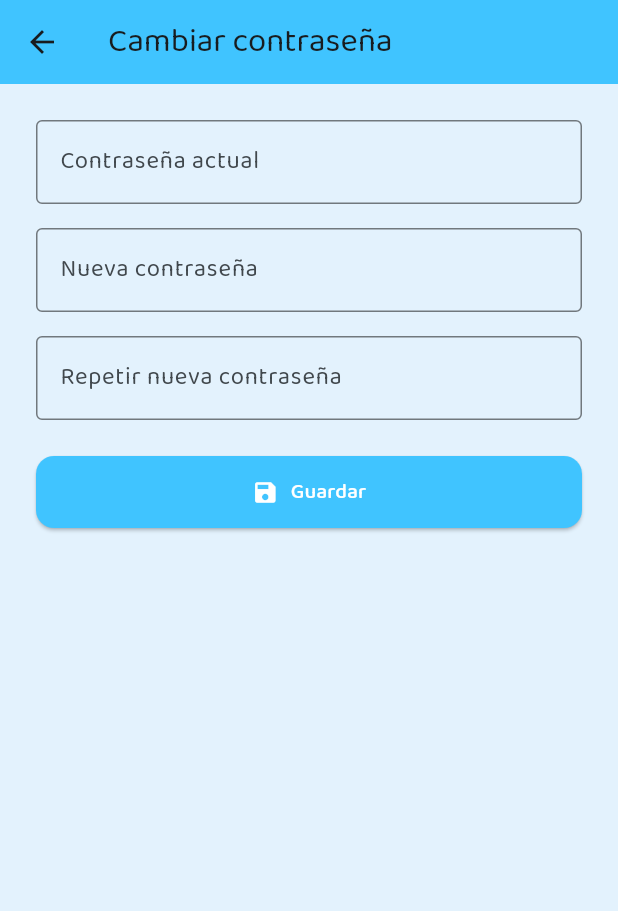
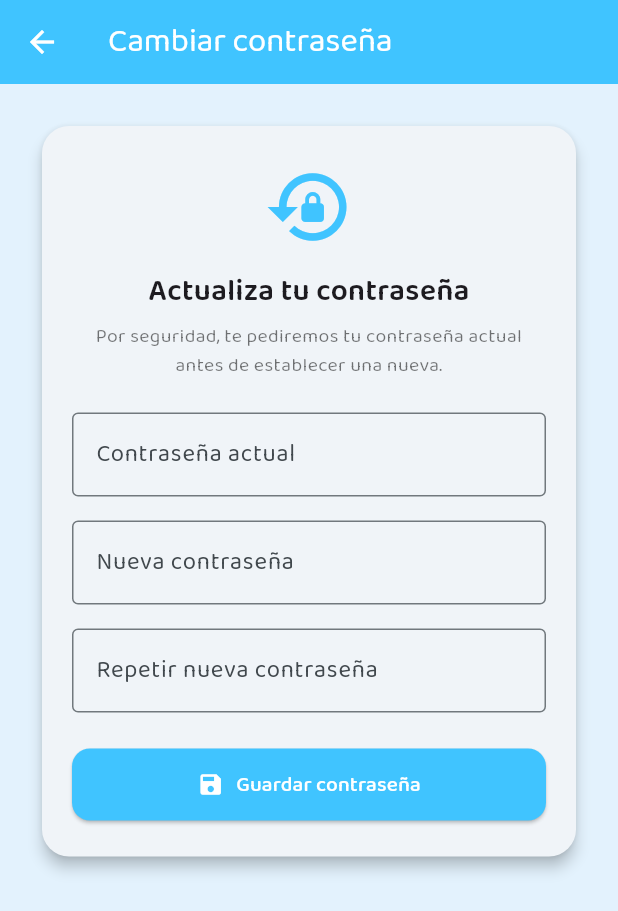
Before and after one commit to victor022002/-prende-, a Flutter app: the SettingsScreen screen opened directly, after a tap on "Cambiar contraseña", on a phone screen of 412 x 824 dp. Shown: the top 911 px of the screen. Run offline on Flutter 3.47's test engine with Material 3 defaults, Android fonts, the phone set to English and light mode, and no system bars; our stand-ins replace audioplayers, cloud_firestore, firebase_auth, firebase_core, firebase_storage, flutter_tts and 4 more; accounts and stored records are empty.

Commit message:
cambio visual a setting y cambio de contraseña

```diff
--- a/lib/screens/change_password_screen.dart
+++ b/lib/screens/change_password_screen.dart
@@ -67,29 +67,23 @@
         throw "Usuario no autenticado.";
       }
 
-      // Reautenticar
       final cred = EmailAuthProvider.credential(
         email: user.email!,
         password: current,
       );
       await user.reauthenticateWithCredential(cred);
 
-      // Actualizar contraseña
       await user.updatePassword(newPass);
 
-      // Firestore: marcar actualización
       await _firestore.collection('usuarios').doc(user.uid).set(
-        {
-          'actualizado_en': FieldValue.serverTimestamp(),
-        },
+        {'actualizado_en': FieldValue.serverTimestamp()},
         SetOptions(merge: true),
       );
 
-      // SQLite: mantener coherencia
       await DatabaseService.instance.upsertUserProfile(
         uid: user.uid,
-        email: user.email ?? '',
-        fotoUrl: null, // no tocamos la foto aquí
+        email: user.email!,
+        fotoUrl: null,
       );
 
       if (!mounted) return;
@@ -100,13 +94,12 @@
         ),
       );
 
-      Navigator.pop(context); // volver a Configuración
+      Navigator.pop(context);
     } catch (e) {
       if (!mounted) return;
+
       ScaffoldMessenger.of(context).showSnackBar(
-        SnackBar(
-          content: Text("No se pudo cambiar la contraseña: $e"),
-        ),
+        SnackBar(content: Text("No se pudo cambiar la contraseña: $e")),
       );
     } finally {
       if (mounted) setState(() => _busy = false);
@@ -120,11 +113,48 @@
       appBar: AppBar(
         title: const Text("Cambiar contraseña"),
         backgroundColor: Colors.lightBlueAccent,
+        foregroundColor: Colors.white,
       ),
       body: SingleChildScrollView(
         padding: const EdgeInsets.all(24),
+        child: Center(
+          child: ConstrainedBox(
+            constraints: const BoxConstraints(maxWidth: 500),
+            child: Card(
+              elevation: 4,
+              shape: RoundedRectangleBorder(
+                borderRadius: BorderRadius.circular(18),
+              ),
+              child: Padding(
+                padding:
+                    const EdgeInsets.symmetric(horizontal: 20, vertical: 24),
                 child: Column(
+                  mainAxisSize: MainAxisSize.min,
                   children: [
+                    const Icon(
+                      Icons.lock_reset,
+                      size: 60,
+                      color: Colors.lightBlueAccent,
+                    ),
+                    const SizedBox(height: 12),
+                    const Text(
+                      "Actualiza tu contraseña",
+                      style: TextStyle(
+                        fontSize: 20,
+                        fontWeight: FontWeight.w600,
+                      ),
+                    ),
+                    const SizedBox(height: 6),
+                    const Text(
+                      "Por seguridad, te pediremos tu contraseña actual antes de establecer una nueva.",
+                      textAlign: TextAlign.center,
+                      style: TextStyle(
+                        fontSize: 13,
+                        color: Colors.black54,
+                      ),
+                    ),
+                    const SizedBox(height: 22),
+
                     TextField(
                       controller: _currentCtrl,
                       obscureText: true,
@@ -134,6 +164,7 @@
                       ),
                     ),
                     const SizedBox(height: 16),
+
                     TextField(
                       controller: _newCtrl,
                       obscureText: true,
@@ -143,6 +174,7 @@
                       ),
                     ),
                     const SizedBox(height: 16),
+
                     TextField(
                       controller: _repeatCtrl,
                       obscureText: true,
@@ -152,11 +184,14 @@
                       ),
                     ),
                     const SizedBox(height: 24),
+
                     SizedBox(
                       width: double.infinity,
                       child: ElevatedButton.icon(
                         icon: const Icon(Icons.save),
-                label: Text(_busy ? "Procesando..." : "Guardar"),
+                        label: Text(
+                          _busy ? "Procesando..." : "Guardar contraseña",
+                        ),
                         style: ElevatedButton.styleFrom(
                           backgroundColor: Colors.lightBlueAccent,
                           foregroundColor: Colors.white,
@@ -173,6 +208,10 @@
                   ],
                 ),
               ),
+            ),
+          ),
+        ),
+      ),
     );
   }
 }
--- a/lib/screens/settings_screen.dart
+++ b/lib/screens/settings_screen.dart
@@ -22,7 +22,7 @@
   final ImagePicker _picker = ImagePicker();
 
   User? _user;
-  String? _fotoUrl; // ruta local o URL remota
+  String? _fotoUrl; // ruta local o URL
   bool _busy = false;
 
   @override
@@ -135,97 +135,176 @@
       }
     }
 
+    final correo = user?.email ?? "Correo no disponible";
+
     return Scaffold(
       backgroundColor: Colors.blue.shade50,
       body: SafeArea(
         child: SingleChildScrollView(
-          padding: const EdgeInsets.all(32.0),
-          child: Center(
-            child: ConstrainedBox(
-              constraints: const BoxConstraints(maxWidth: 500),
+          padding: const EdgeInsets.symmetric(horizontal: 24, vertical: 8),
           child: Column(
+            crossAxisAlignment: CrossAxisAlignment.stretch,
+            children: [
+              const SizedBox(height: 8),
+              Row(
                 mainAxisAlignment: MainAxisAlignment.center,
-                children: [
-                  const SizedBox(height: 40),
-                  const Icon(
+                children: const [
+                  Icon(
                     Icons.settings,
-                    size: 90,
+                    size: 32,
                     color: Colors.lightBlueAccent,
                   ),
-                  const SizedBox(height: 20),
+                  SizedBox(width: 8),
                   Text(
                     "Configuración de cuenta",
                     style: TextStyle(
-                      fontSize: 26,
+                      fontSize: 20,
                       fontWeight: FontWeight.bold,
-                      color: Colors.grey.shade800,
+                      color: Colors.black87,
                     ),
                   ),
-                  const SizedBox(height: 12),
-                  Text(
-                    user != null
-                        ? "Sesión iniciada como:\n${user.email}"
-                        : "Usuario no identificado",
-                    textAlign: TextAlign.center,
-                    style: const TextStyle(
-                      fontSize: 16,
-                      color: Colors.black54,
+                ],
               ),
+              const SizedBox(height: 24),
+
+              // Tarjeta de perfil
+              Card(
+                elevation: 4,
+                shape: RoundedRectangleBorder(
+                  borderRadius: BorderRadius.circular(18),
                 ),
-                  const SizedBox(height: 26),
+                child: Padding(
+                  padding:
+                      const EdgeInsets.symmetric(horizontal: 20, vertical: 16),
+                  child: Row(
+                    children: [
                       CircleAvatar(
-                    radius: 42,
-                    backgroundColor: Colors.white,
+                        radius: 38,
+                        backgroundColor: Colors.blue.shade100,
                         backgroundImage: avatarImage,
                         child: avatarImage == null
                             ? const Icon(
                                 Icons.person,
-                            size: 42,
-                            color: Colors.lightBlueAccent,
+                                size: 40,
+                                color: Colors.white,
                               )
                             : null,
                       ),
-                  const SizedBox(height: 18),
-                  ElevatedButton.icon(
-                    icon: const Icon(Icons.photo_camera),
-                    label: Text(
-                      _busy ? "Procesando..." : "Cambiar foto de perfil",
-                    ),
-                    style: ElevatedButton.styleFrom(
-                      backgroundColor: Colors.lightBlueAccent,
-                      foregroundColor: Colors.white,
-                      padding: const EdgeInsets.symmetric(
-                        horizontal: 32,
-                        vertical: 16,
-                      ),
-                      shape: RoundedRectangleBorder(
-                        borderRadius: BorderRadius.circular(12),
+                      const SizedBox(width: 16),
+                      Expanded(
+                        child: Column(
+                          crossAxisAlignment: CrossAxisAlignment.start,
+                          children: [
+                            Text(
+                              user != null ? "Usuario conectado" : "Sin sesión",
+                              style: const TextStyle(
+                                fontSize: 14,
+                                color: Colors.black54,
                               ),
                             ),
-                    onPressed: _busy ? null : _changeProfilePhoto,
+                            const SizedBox(height: 4),
+                            Text(
+                              correo,
+                              style: const TextStyle(
+                                fontSize: 16,
+                                fontWeight: FontWeight.w600,
                               ),
-                  const SizedBox(height: 14),
-                  OutlinedButton.icon(
-                    icon: const Icon(Icons.lock),
-                    label: const Text("Cambiar contraseña"),
-                    style: OutlinedButton.styleFrom(
+                              maxLines: 2,
+                              overflow: TextOverflow.ellipsis,
+                            ),
+                            const SizedBox(height: 8),
+                            TextButton.icon(
+                              onPressed:
+                                  _busy ? null : _changeProfilePhoto,
+                              icon: const Icon(
+                                Icons.photo_camera_outlined,
+                                size: 18,
+                              ),
+                              label: Text(
+                                _busy
+                                    ? "Cambiando foto..."
+                                    : "Cambiar foto de perfil",
+                              ),
+                              style: TextButton.styleFrom(
+                                padding: EdgeInsets.zero,
                                 foregroundColor: Colors.lightBlueAccent,
-                      padding: const EdgeInsets.symmetric(
-                        horizontal: 32,
-                        vertical: 16,
-                      ),
-                      shape: RoundedRectangleBorder(
-                        borderRadius: BorderRadius.circular(12),
-                      ),
-                      side: const BorderSide(
-                        color: Colors.lightBlueAccent,
-                        width: 1.5,
                               ),
                             ),
-                    onPressed: _busy ? null : _goToChangePasswordScreen,
+                          ],
                         ),
-                  const SizedBox(height: 40),
-                  ElevatedButton.icon(
+                      ),
+                    ],
+                  ),
+                ),
+              ),
+
+              const SizedBox(height: 24),
+
+              // Sección Seguridad
+              Text(
+                "Seguridad",
+                style: TextStyle(
+                  fontSize: 16,
+                  fontWeight: FontWeight.w600,
+                  color: Colors.grey.shade800,
+                ),
+              ),
+              const SizedBox(height: 8),
+              Card(
+                elevation: 2,
+                shape: RoundedRectangleBorder(
+                  borderRadius: BorderRadius.circular(16),
+                ),
+                child: Column(
+                  children: [
+                    ListTile(
+                      leading: const Icon(
+                        Icons.lock_outline,
+                        color: Colors.lightBlueAccent,
+                      ),
+                      title: const Text("Cambiar contraseña"),
+                      subtitle: const Text(
+                        "Actualiza tu contraseña de acceso",
+                        style: TextStyle(fontSize: 12),
+                      ),
+                      trailing: const Icon(Icons.chevron_right),
+                      onTap: _busy ? null : _goToChangePasswordScreen,
+                    ),
+                  ],
+                ),
+              ),
+
+              const SizedBox(height: 24),
+
+              // Sección Sesión
+              Text(
+                "Sesión",
+                style: TextStyle(
+                  fontSize: 16,
+                  fontWeight: FontWeight.w600,
+                  color: Colors.grey.shade800,
+                ),
+              ),
+              const SizedBox(height: 8),
+              Card(
+                elevation: 2,
+                shape: RoundedRectangleBorder(
+                  borderRadius: BorderRadius.circular(16),
+                ),
+                child: Padding(
+                  padding:
+                      const EdgeInsets.symmetric(horizontal: 16, vertical: 16),
+                  child: Column(
+                    children: [
+                      const Text(
+                        "Si cierras sesión deberás volver a iniciar con tu correo y contraseña.",
+                        style: TextStyle(fontSize: 13, color: Colors.black54),
+                        textAlign: TextAlign.center,
+                      ),
+                      const SizedBox(height: 16),
+                      SizedBox(
+                        width: double.infinity,
+                        child: ElevatedButton.icon(
                           icon: const Icon(Icons.logout),
                           label: Text(
                             _busy ? "Cerrando sesión..." : "Cerrar sesión",
@@ -234,8 +313,7 @@
                             backgroundColor: Colors.redAccent,
                             foregroundColor: Colors.white,
                             padding: const EdgeInsets.symmetric(
-                        horizontal: 32,
-                        vertical: 16,
+                              vertical: 14,
                             ),
                             shape: RoundedRectangleBorder(
                               borderRadius: BorderRadius.circular(12),
@@ -243,10 +321,14 @@
                           ),
                           onPressed: _busy ? null : _logout,
                         ),
-                  const SizedBox(height: 40),
+                      ),
                     ],
                   ),
                 ),
+              ),
+
+              const SizedBox(height: 32),
+            ],
           ),
         ),
       ),
```
Lines whose indentation alone changed are shown as unchanged.
